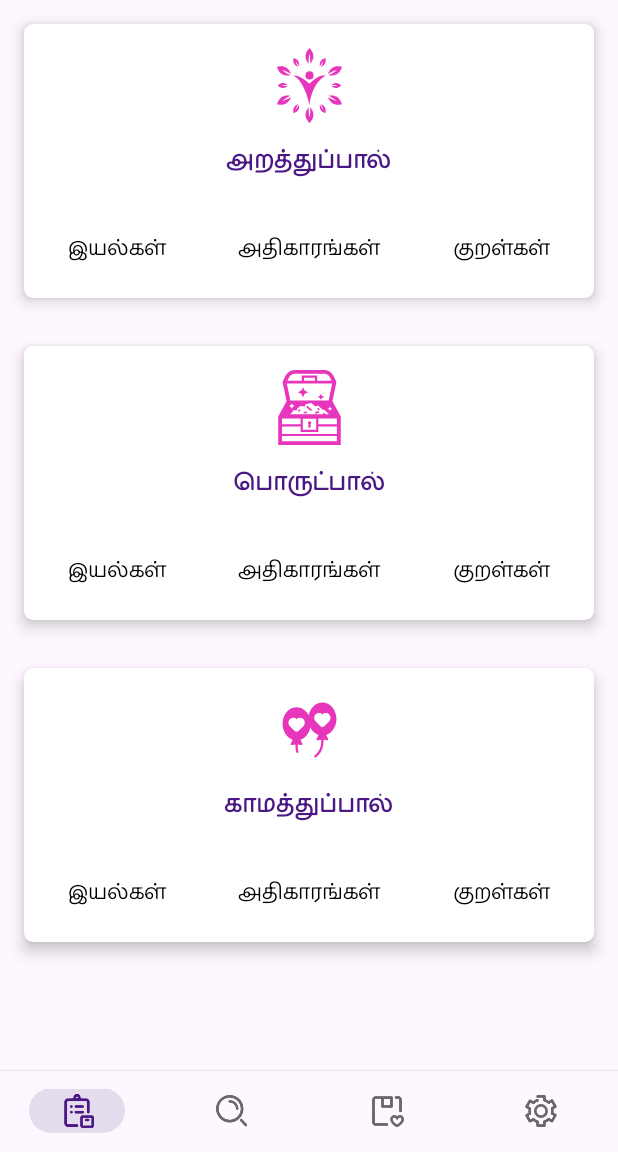
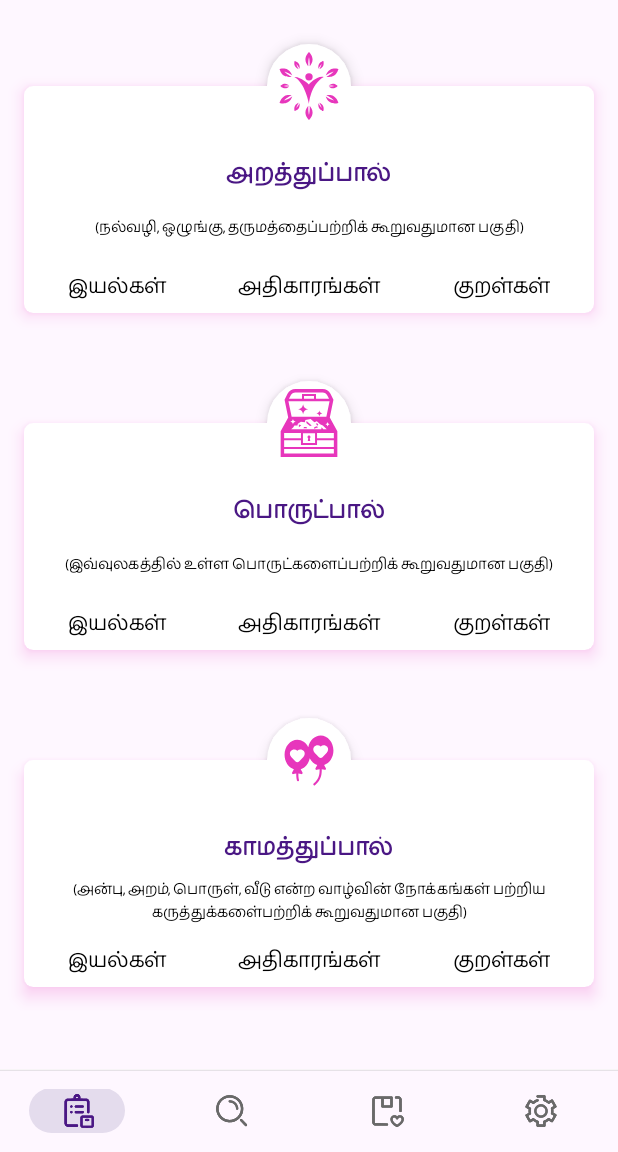
Before and after one commit to Karpakamani-r/Kural_2023, an Android app: the screen it shows after launch (MainActivity), on a phone screen of 412 x 824 dp, the part 84-1236 px from its top. Run offline under Robolectric (Android 15) with nearby library versions, the phone set to English and light mode, and no system bars; our stand-ins replace AdMob, FlexboxLayout, Room's generated code, data binding, navigation-ui.

Commit message:
Enabled progaurd and updated new design for paallist

```diff
--- a/app/build.gradle.kts
+++ b/app/build.gradle.kts
@@ -27,7 +27,7 @@ android {
 
     buildTypes {
         release {
-            isMinifyEnabled = false
+            isMinifyEnabled = true
             proguardFiles(
                 getDefaultProguardFile("proguard-android-optimize.txt"),
                 "proguard-rules.pro"
--- a/app/src/main/res/layout/fragment_paal.xml
+++ b/app/src/main/res/layout/fragment_paal.xml
@@ -12,30 +12,33 @@
 
         <include
             android:id="@+id/incLayArathuppaal"
-            layout="@layout/widget_paal"
+            layout="@layout/widget_paal_new"
             app:athikaram="@{@string/athikarams}"
             app:image="@{@drawable/wellness}"
             app:iyal="@{@string/iyals}"
             app:kural="@{@string/kurals}"
-            app:paal="@{@string/arathuppaal}" />
+            app:paal="@{@string/arathuppaal}"
+            app:desc="@{@string/arathuppaal_desc}" />
 
         <include
             android:id="@+id/incLayPorutpaal"
-            layout="@layout/widget_paal"
+            layout="@layout/widget_paal_new"
             app:athikaram="@{@string/athikarams}"
             app:image="@{@drawable/treasure}"
             app:iyal="@{@string/iyals}"
             app:kural="@{@string/kurals}"
-            app:paal="@{@string/porutpaal}" />
+            app:paal="@{@string/porutpaal}"
+            app:desc="@{@string/porutpaal_desc}"/>
 
         <include
             android:id="@+id/incLayKamathuppaal"
-            layout="@layout/widget_paal"
+            layout="@layout/widget_paal_new"
             app:athikaram="@{@string/athikarams}"
             app:image="@{@drawable/ballons_heart}"
             app:iyal="@{@string/iyals}"
             app:kural="@{@string/kurals}"
-            app:paal="@{@string/kamathuppaal}" />
+            app:paal="@{@string/kamathuppaal}"
+            app:desc="@{@string/kamathuppaal_desc}"/>
 
         <com.google.android.gms.ads.AdView
             android:id="@+id/adView"
--- /dev/null
+++ b/app/src/main/res/layout/widget_paal_new.xml
@@ -0,0 +1,168 @@
+<?xml version="1.0" encoding="utf-8"?>
+<layout xmlns:android="http://schemas.android.com/apk/res/android"
+    xmlns:app="http://schemas.android.com/apk/res-auto"
+    xmlns:tools="http://schemas.android.com/tools">
+
+    <data>
+
+        <variable
+            name="paal"
+            type="String" />
+
+        <variable
+            name="desc"
+            type="String" />
+
+        <variable
+            name="iyal"
+            type="String" />
+
+        <variable
+            name="athikaram"
+            type="String" />
+
+        <variable
+            name="kural"
+            type="String" />
+
+        <variable
+            name="image"
+            type="android.graphics.drawable.Drawable" />
+    </data>
+
+    <androidx.constraintlayout.widget.ConstraintLayout
+        android:layout_width="match_parent"
+        android:layout_height="wrap_content">
+
+        <androidx.cardview.widget.CardView
+            android:id="@+id/cardView"
+            android:layout_width="match_parent"
+            android:layout_height="0dp"
+            android:layout_margin="16dp"
+            app:cardBackgroundColor="@color/cardBackgroundColor"
+            app:cardCornerRadius="6dp"
+            app:cardElevation="6dp"
+            android:outlineAmbientShadowColor="@color/primary"
+            android:outlineSpotShadowColor="@color/primary"
+            app:layout_constraintBottom_toTopOf="@+id/guideline"
+            app:layout_constraintEnd_toEndOf="parent"
+            app:layout_constraintStart_toStartOf="parent">
+
+            <androidx.constraintlayout.widget.ConstraintLayout
+                android:layout_width="match_parent"
+                android:layout_height="match_parent">
+
+                <TextView
+                    android:id="@+id/tvPaal"
+                    android:layout_width="wrap_content"
+                    android:layout_height="wrap_content"
+                    android:text="@{paal}"
+                    android:textColor="@color/homeIconColor"
+                    android:textSize="16sp"
+                    android:textStyle="bold"
+                    app:layout_constraintBottom_toTopOf="@+id/guideline3"
+                    app:layout_constraintEnd_toEndOf="parent"
+                    app:layout_constraintStart_toStartOf="parent"
+                    app:layout_constraintTop_toTopOf="parent"
+                    tools:text="Arathuppaal" />
+
+                <TextView
+                    android:id="@+id/tvPaalDesc"
+                    android:layout_width="wrap_content"
+                    android:layout_height="wrap_content"
+                    android:gravity="center"
+                    android:text="@{desc}"
+                    android:textAppearance="@android:style/TextAppearance.DeviceDefault.Small"
+                    android:textSize="10sp"
+                    app:layout_constraintBottom_toTopOf="@+id/guideline3"
+                    app:layout_constraintEnd_toEndOf="parent"
+                    app:layout_constraintStart_toStartOf="parent"
+                    app:layout_constraintTop_toBottomOf="@+id/tvPaal"
+                    tools:text="@string/arathuppaal_desc" />
+
+                <TextView
+                    android:id="@+id/tvIyal"
+                    android:layout_width="wrap_content"
+                    android:layout_height="wrap_content"
+                    android:background="@drawable/yellow_tv_selector"
+                    android:clickable="true"
+                    android:gravity="center"
+                    android:padding="6dp"
+                    android:text="@{iyal}"
+                    app:layout_constraintBottom_toBottomOf="parent"
+                    app:layout_constraintEnd_toStartOf="@+id/tvAthikaram"
+                    app:layout_constraintHorizontal_bias="0.5"
+                    app:layout_constraintStart_toStartOf="parent"
+                    app:layout_constraintTop_toTopOf="@+id/guideline3"
+                    tools:text="Iyalkal\n4" />
+
+                <TextView
+                    android:id="@+id/tvAthikaram"
+                    android:layout_width="wrap_content"
+                    android:layout_height="wrap_content"
+                    android:layout_marginStart="12dp"
+                    android:background="@drawable/yellow_tv_selector"
+                    android:clickable="true"
+                    android:gravity="center"
+                    android:padding="6dp"
+                    android:text="@{athikaram}"
+                    app:layout_constraintBottom_toBottomOf="parent"
+                    app:layout_constraintEnd_toStartOf="@+id/tvKurals"
+                    app:layout_constraintHorizontal_bias="0.5"
+                    app:layout_constraintStart_toEndOf="@+id/tvIyal"
+                    app:layout_constraintTop_toTopOf="@+id/guideline3"
+                    tools:text="Athikarangal\n38" />
+
+                <TextView
+                    android:id="@+id/tvKurals"
+                    android:layout_width="wrap_content"
+                    android:layout_height="wrap_content"
+                    android:layout_marginStart="12dp"
+                    android:background="@drawable/yellow_tv_selector"
+                    android:clickable="true"
+                    android:gravity="center"
+                    android:padding="6dp"
+                    android:text="@{kural}"
+                    app:layout_constraintBottom_toBottomOf="parent"
+                    app:layout_constraintEnd_toEndOf="parent"
+                    app:layout_constraintStart_toEndOf="@+id/tvAthikaram"
+                    app:layout_constraintTop_toTopOf="@+id/guideline3"
+                    tools:text="Kuralkal\n380" />
+
+                <androidx.constraintlayout.widget.Guideline
+                    android:id="@+id/guideline3"
+                    android:layout_width="wrap_content"
+                    android:layout_height="wrap_content"
+                    android:layout_marginStart="16dp"
+                    android:orientation="horizontal"
+                    app:layout_constraintGuide_begin="117dp"
+                    app:layout_constraintStart_toStartOf="parent" />
+            </androidx.constraintlayout.widget.ConstraintLayout>
+        </androidx.cardview.widget.CardView>
+
+        <com.google.android.material.floatingactionbutton.FloatingActionButton
+            android:layout_width="wrap_content"
+            android:layout_height="wrap_content"
+            android:src="@{image}"
+            app:backgroundTint="@color/cardBackgroundColor"
+            app:layout_constraintBottom_toTopOf="@+id/cardView"
+            app:layout_constraintEnd_toEndOf="parent"
+            app:layout_constraintStart_toStartOf="parent"
+            app:layout_constraintTop_toTopOf="@+id/cardView"
+            tools:src="@drawable/wellness"
+            android:scaleType="center"
+            app:maxImageSize="45dp"
+            app:fabSize="normal"
+            app:shapeAppearanceOverlay="@style/fab_3_rounded"
+            app:tint="@color/primary"/>
+
+        <androidx.constraintlayout.widget.Guideline
+            android:id="@+id/guideline"
+            android:layout_width="wrap_content"
+            android:layout_height="wrap_content"
+            android:orientation="horizontal"
+            app:layout_constraintEnd_toEndOf="parent"
+            app:layout_constraintGuide_begin="225dp"
+            app:layout_constraintStart_toStartOf="parent" />
+    </androidx.constraintlayout.widget.ConstraintLayout>
+</layout>
--- a/app/src/main/res/values/strings.xml
+++ b/app/src/main/res/values/strings.xml
@@ -25,6 +25,9 @@
     <string name="kurals">குறள்கள்</string>
     <string name="kural_explanation">குறள் விளக்கம்</string>
     <string name="wait">காத்திருக்கவும்</string>
+    <string name="arathuppaal_desc">(நல்வழி, ஒழுங்கு, தருமத்தைப்பற்றிக் கூறுவதுமான பகுதி)</string>
+    <string name="porutpaal_desc">(இவ்வுலகத்தில் உள்ள பொருட்களைப்பற்றிக் கூறுவதுமான பகுதி)</string>
+    <string name="kamathuppaal_desc">(அன்பு, அறம், பொருள், வீடு என்ற வாழ்வின் நோக்கங்கள் பற்றிய கருத்துக்களை்பற்றிக் கூறுவதுமான பகுதி)</string>
 
     <!--Kural Not Found, Please search with valid word or number-->
     <string name="kural_not_found">குறள் கிடைக்கவில்லை, சரியான வார்த்தை அல்லது எண்ணைக் கொண்டு தேடவும்.</string>
--- a/app/src/main/res/values/themes.xml
+++ b/app/src/main/res/values/themes.xml
@@ -15,4 +15,9 @@
     <style name="Theme.BottomNavigationView.ActiveIndicator" parent="Widget.Material3.BottomNavigationView.ActiveIndicator">
         <item name="android:color">@color/bottomNavSelectionColor</item>
     </style>
+
+    <style name="fab_3_rounded">
+        <item name="cornerFamily">rounded</item>
+        <item name="cornerSize">50%</item>
+    </style>
 </resources>
```
Also changed, not shown: 1 other file.
